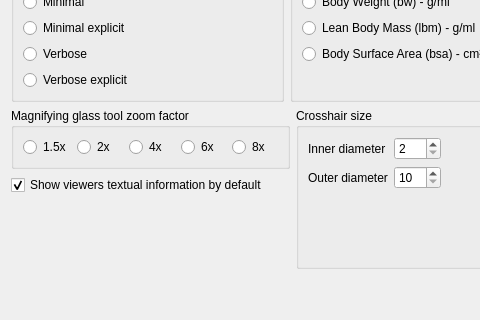
starviewer-medical/starviewer, file starviewer/src/core/q2dviewerconfigurationscreenbase.ui: the form before one commit; both pictures show x 0 to 480 and y 245 to 565 of the 585 by 565 pixel window.
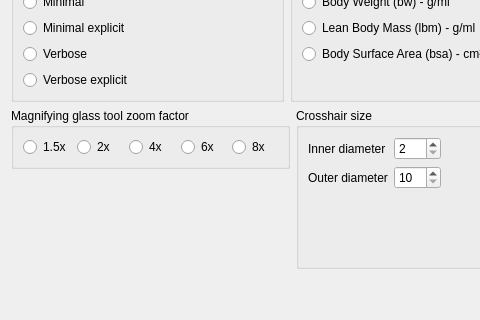
The form after the commit. Icons and pictures are not drawn. Custom widgets are drawn as their Qt base class.

Commit message:
ENH: Add configuration screen for 2D viewer annotations settings. #2153
A helper class has been created to ease dealing with these settings and
default values have also been defined.

A subclass of QPlainTextEdit that can align text to the right has been
created to create a UI resembling a viewer annoations layout as much as
possible.

The setting “Show viewers textual information” has been moved to the new
configuration screen.

What changed in the file:
```diff
--- a/starviewer/src/core/q2dviewerconfigurationscreenbase.ui
+++ b/starviewer/src/core/q2dviewerconfigurationscreenbase.ui
@@ -255,16 +255,6 @@
          </layout>
         </widget>
        </item>
-       <item>
-        <widget class="QCheckBox" name="m_showViewersTextualInformationCheckBox">
-         <property name="text">
-          <string>Show viewers textual information by default</string>
-         </property>
-         <property name="checked">
-          <bool>true</bool>
-         </property>
-        </widget>
-       </item>
        <item>
         <spacer name="verticalSpacer_3">
          <property name="orientation">
```
The commit also changes 16 other files.
